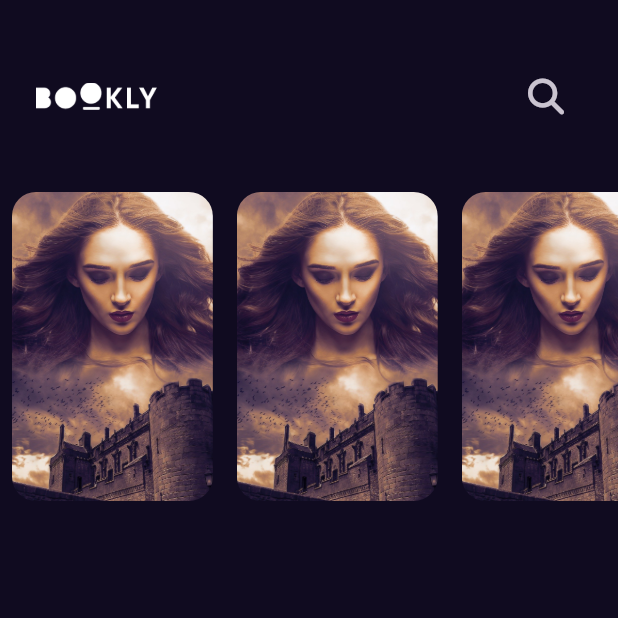
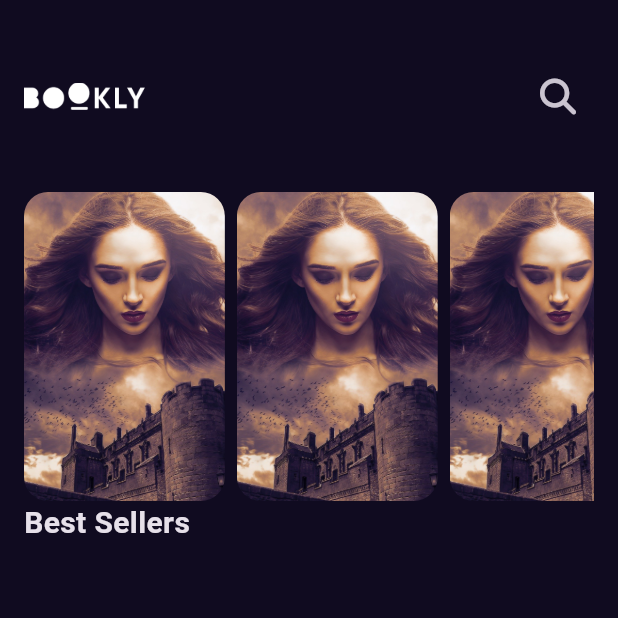
Before and after one commit to alaakorda/Bookly, a Flutter app: the screen it shows after launch, on a phone screen of 412 x 824 dp, the top half of it. Run offline on Flutter 3.47's test engine with Material 3 defaults, Android fonts, the phone set to English and light mode, and no system bars; our stand-ins replace font_awesome_flutter, get.

Commit message:
create style file and add title to home view

```diff
--- a/lib/Features/home/presentation/views/widgets/custom_app_bar.dart
+++ b/lib/Features/home/presentation/views/widgets/custom_app_bar.dart
@@ -7,7 +7,7 @@ class CustomAppBar extends StatelessWidget {
   @override
   Widget build(BuildContext context) {
     return Padding(
-      padding: const EdgeInsets.symmetric(horizontal: 24, vertical: 40),
+      padding: const EdgeInsets.symmetric(vertical: 40),
       child: Row(
         children: [
           Image.asset(
--- a/lib/Features/home/presentation/views/widgets/custom_list_view.dart
+++ b/lib/Features/home/presentation/views/widgets/custom_list_view.dart
@@ -6,13 +6,13 @@ class CustomListView extends StatelessWidget {
   @override
   Widget build(BuildContext context) {
     return SizedBox(
-       height: MediaQuery.of(context).size.width * 0.5,
+      height: MediaQuery.of(context).size.width * 0.5,
       child: ListView.builder(
         scrollDirection: Axis.horizontal,
         itemCount: 10,
         itemBuilder: (context, index) {
-          return Padding(
-            padding: const EdgeInsets.symmetric(horizontal:8.0),
+          return const Padding(
+            padding: EdgeInsets.only(right: 8.0),
             child: CustomListViewItem(),
           );
         },
--- a/lib/Features/home/presentation/views/widgets/home_view_body.dart
+++ b/lib/Features/home/presentation/views/widgets/home_view_body.dart
@@ -1,16 +1,25 @@
 import 'package:bookly/Features/home/presentation/views/widgets/custom_app_bar.dart';
 import 'package:bookly/Features/home/presentation/views/widgets/custom_list_view.dart';
+import 'package:bookly/core/utils/styles.dart';
 import 'package:flutter/material.dart';
 
 class HomeViewBody extends StatelessWidget {
   const HomeViewBody({Key? key}) : super(key: key);
   @override
   Widget build(BuildContext context) {
-    return const Column(
-      children: [
-        CustomAppBar(),
-         CustomListView(),
-      ],
+    return const Padding(
+      padding: EdgeInsets.symmetric(horizontal: 16.0),
+      child: Column(
+        crossAxisAlignment: CrossAxisAlignment.start,
+        children: [
+          CustomAppBar(),
+          CustomListView(),
+          Text(
+            'Best Sellers',
+            style: Styles.titleMedium,
+          ),
+        ],
+      ),
     );
   }
 }
--- /dev/null
+++ b/lib/core/utils/styles.dart
@@ -0,0 +1,8 @@
+import 'package:flutter/material.dart';
+
+abstract class Styles{
+  static const titleMedium = TextStyle(
+    fontSize: 20,
+    fontWeight: FontWeight.w600,
+  );
+}
```
